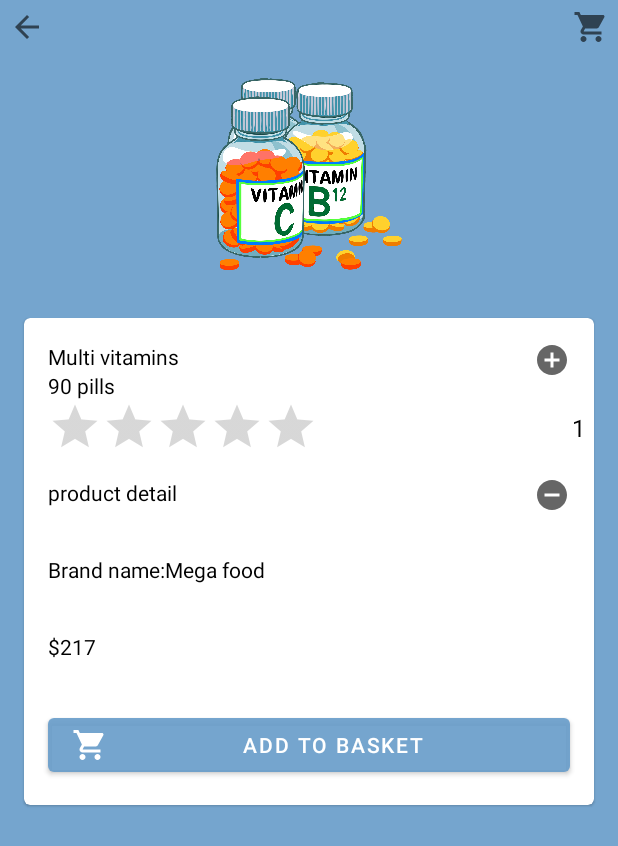
After one commit to DIT113-V22/group-12, an Android app: the layout activity_shop_detail.xml on its own in the app's theme, with its tools: preview values and no code run, on a phone screen of 412 x 824 dp. The commit adds this screen. Shown: the top 846 px of the screen. Run offline under Robolectric (Android 15) with nearby library versions, the phone set to English and light mode, and no system bars.

Commit message:
layout for categorising carEship products
This layout is the new version of displaying the products of the carEship

```diff
--- /dev/null
+++ b/CarEshipApp/app/src/main/res/drawable-v24/ic_baseline_add_circle_24.xml
@@ -0,0 +1,10 @@
+<vector xmlns:android="http://schemas.android.com/apk/res/android"
+    android:width="24dp"
+    android:height="24dp"
+    android:viewportWidth="24"
+    android:viewportHeight="24"
+    android:tint="?attr/colorControlNormal">
+  <path
+      android:fillColor="@android:color/white"
+      android:pathData="M12,2C6.48,2 2,6.48 2,12s4.48,10 10,10 10,-4.48 10,-10S17.52,2 12,2zM17,13h-4v4h-2v-4L7,13v-2h4L11,7h2v4h4v2z"/>
+</vector>
--- /dev/null
+++ b/CarEshipApp/app/src/main/res/drawable-v24/ic_baseline_arrow_back_24.xml
@@ -0,0 +1,11 @@
+<vector xmlns:android="http://schemas.android.com/apk/res/android"
+    android:width="24dp"
+    android:height="24dp"
+    android:viewportWidth="24"
+    android:viewportHeight="24"
+    android:tint="?attr/colorControlNormal"
+    android:autoMirrored="true">
+  <path
+      android:fillColor="@android:color/white"
+      android:pathData="M20,11H7.83l5.59,-5.59L12,4l-8,8 8,8 1.41,-1.41L7.83,13H20v-2z"/>
+</vector>
--- /dev/null
+++ b/CarEshipApp/app/src/main/res/drawable-v24/ic_baseline_remove_circle_24.xml
@@ -0,0 +1,10 @@
+<vector xmlns:android="http://schemas.android.com/apk/res/android"
+    android:width="24dp"
+    android:height="24dp"
+    android:viewportWidth="24"
+    android:viewportHeight="24"
+    android:tint="?attr/colorControlNormal">
+  <path
+      android:fillColor="@android:color/white"
+      android:pathData="M12,2C6.48,2 2,6.48 2,12s4.48,10 10,10 10,-4.48 10,-10S17.52,2 12,2zM17,13L7,13v-2h10v2z"/>
+</vector>
--- /dev/null
+++ b/CarEshipApp/app/src/main/res/drawable-v24/ic_baseline_shopping_cart_24.xml
@@ -0,0 +1,10 @@
+<vector xmlns:android="http://schemas.android.com/apk/res/android"
+    android:width="24dp"
+    android:height="24dp"
+    android:viewportWidth="24"
+    android:viewportHeight="24"
+    android:tint="?attr/colorControlNormal">
+  <path
+      android:fillColor="@android:color/white"
+      android:pathData="M7,18c-1.1,0 -1.99,0.9 -1.99,2S5.9,22 7,22s2,-0.9 2,-2 -0.9,-2 -2,-2zM1,2v2h2l3.6,7.59 -1.35,2.45c-0.16,0.28 -0.25,0.61 -0.25,0.96 0,1.1 0.9,2 2,2h12v-2L7.42,15c-0.14,0 -0.25,-0.11 -0.25,-0.25l0.03,-0.12 0.9,-1.63h7.45c0.75,0 1.41,-0.41 1.75,-1.03l3.58,-6.49c0.08,-0.14 0.12,-0.31 0.12,-0.48 0,-0.55 -0.45,-1 -1,-1L5.21,4l-0.94,-2L1,2zM17,18c-1.1,0 -1.99,0.9 -1.99,2s0.89,2 1.99,2 2,-0.9 2,-2 -0.9,-2 -2,-2z"/>
+</vector>
--- /dev/null
+++ b/CarEshipApp/app/src/main/res/layout/activity_shop_detail.xml
@@ -0,0 +1,145 @@
+<?xml version="1.0" encoding="utf-8"?>
+<RelativeLayout xmlns:android="http://schemas.android.com/apk/res/android"
+    xmlns:app="http://schemas.android.com/apk/res-auto"
+    xmlns:tools="http://schemas.android.com/tools"
+    android:layout_width="match_parent"
+    android:layout_height="match_parent"
+    android:background="@color/sky_blue"
+    tools:context=".ShopDetail">
+
+    <ImageButton
+        android:layout_width="wrap_content"
+        android:layout_height="wrap_content"
+        android:layout_margin="6dp"
+        android:src="@drawable/ic_baseline_arrow_back_24"
+        android:background="@null"/>
+
+    <ImageButton
+        android:id="@+id/image_shopping_shop_details"
+        android:layout_width="wrap_content"
+        android:layout_height="wrap_content"
+        android:layout_alignParentEnd="true"
+        android:layout_margin="6dp"
+        android:src="@drawable/ic_baseline_shopping_cart_24"
+        android:background="@null"
+        />
+    <ScrollView
+        android:id="@+id/scroll_view_shop_detail"
+        android:layout_width="match_parent"
+        android:layout_height="wrap_content"
+        android:layout_below="@id/image_shopping_shop_details">
+        <LinearLayout
+            android:layout_width="match_parent"
+            android:layout_height="wrap_content"
+            android:orientation="vertical">
+            <ImageView
+                android:id="@+id/image_shop_detail"
+                android:layout_width="128dp"
+                android:layout_height="128dp"
+                android:src="@drawable/vitamins"
+                android:layout_gravity="center"
+                android:layout_margin="16dp"/>
+            <com.google.android.material.card.MaterialCardView
+                android:id="@+id/card_shop_detail"
+                android:layout_width="match_parent"
+                android:layout_height="wrap_content"
+                android:layout_margin="16dp"
+                app:cardBackgroundColor="@color/white">
+<RelativeLayout
+    android:layout_width="match_parent"
+    android:layout_height="wrap_content">
+    <TextView
+        android:id="@+id/order_name_product_shop_detail"
+        android:layout_width="wrap_content"
+        android:layout_height="wrap_content"
+        android:text="@string/multi_vitamins"
+        android:textColor="@color/black"
+        android:layout_marginTop="16dp"
+        android:layout_marginStart="16dp"/>
+    <TextView
+        android:id="@+id/order_pills_product_shop_detail"
+        android:layout_width="wrap_content"
+        android:layout_height="wrap_content"
+        android:text="@string/pills_90"
+        android:textColor="@color/black"
+        android:layout_marginStart="16dp"
+        android:layout_below="@id/order_name_product_shop_detail"/>
+    <RatingBar
+        android:id="@+id/rat_shop_detail"
+        android:layout_width="wrap_content"
+        android:layout_height="wrap_content"
+        android:layout_marginStart="16dp"
+        android:layout_below="@id/order_pills_product_shop_detail"
+        style="@style/Widget.AppCompat.RatingBar.Indicator"/>
+    <ImageButton
+        android:id="@+id/image_add_shop_detail"
+        android:layout_width="wrap_content"
+        android:layout_height="wrap_content"
+        android:layout_margin="16dp"
+        android:layout_alignParentEnd="true"
+        android:src="@drawable/ic_baseline_add_circle_24"
+        android:background="@null"/>
+    <TextView
+        android:id="@+id/order_can_shop_detail"
+        android:layout_width="wrap_content"
+        android:layout_height="wrap_content"
+        android:text="1"
+        android:textSize="16dp"
+        android:textColor="@color/black"
+        android:layout_margin="6dp"
+        android:layout_below="@id/image_add_shop_detail"
+        android:layout_alignParentEnd="true"/>
+    <ImageButton
+        android:id="@+id/image_remove_shop_detail"
+        android:layout_width="wrap_content"
+        android:layout_height="wrap_content"
+        android:layout_alignParentEnd="true"
+        android:layout_margin="16dp"
+        android:layout_below="@id/order_can_shop_detail"
+        android:src="@drawable/ic_baseline_remove_circle_24"
+        android:background="@null"/>
+    <TextView
+        android:id="@+id/order_product_detail"
+        android:layout_margin="16dp"
+        android:layout_width="wrap_content"
+        android:layout_height="wrap_content"
+        android:text="@string/product_detail"
+        android:textColor="@color/black"
+        android:layout_below="@id/rat_shop_detail"/>
+
+    <TextView
+        android:id="@+id/order_info_shop_detail"
+        android:layout_width="wrap_content"
+        android:layout_height="wrap_content"
+        android:layout_below="@id/order_product_detail"
+        android:layout_marginStart="16dp"
+        android:layout_marginTop="16dp"
+        android:layout_marginEnd="16dp"
+        android:layout_marginBottom="16dp"
+        android:text="@string/info_detail"
+        android:textColor="@color/black" />
+    <TextView
+        android:id="@+id/order_final_price_product_shop_detail"
+        android:layout_width="wrap_content"
+        android:layout_height="wrap_content"
+        android:text="@string/final_price_217"
+        android:textColor="@color/black"
+        android:layout_margin="16dp"
+        android:layout_below="@id/order_info_shop_detail"/>
+<Button
+    android:id="@+id/btn_add_to_basket"
+    android:layout_width="match_parent"
+    android:layout_height="wrap_content"
+    android:layout_margin="16dp"
+    android:text="@string/add_to_basket"
+    android:layout_below="@id/order_final_price_product_shop_detail"
+    app:icon="@drawable/ic_baseline_shopping_cart_24"/>
+
+
+
+
+</RelativeLayout>
+            </com.google.android.material.card.MaterialCardView>
+        </LinearLayout>
+    </ScrollView>
+</RelativeLayout>
--- a/CarEshipApp/app/src/main/res/values/strings.xml
+++ b/CarEshipApp/app/src/main/res/values/strings.xml
@@ -30,4 +30,16 @@
     <string name="zip_code">Zip code</string>
     <string name="email">Type your email</string>
     <string name="send_verification_link">Send verification link</string>
+    <string name="medicine_care_ship">carEship</string>
+    <string name="search_medicine"> Search for medicine,other products</string>
+    <string name="category_list">products by category</string>
+    <string name="popular_products">Popular products</string>
+    <string name="medicines">Medicines</string>
+    <string name="multi_vitamins">Multi vitamins</string>
+    <string name="pills_90">90 pills</string>
+    <string name="final_price_217">$217</string>
+    <string name="test">Test</string>
+    <string name="add_to_basket">Add to basket</string>
+    <string name="info_detail">Brand name:Mega food</string>
+    <string name="product_detail">product detail</string>
 </resources>
```
Also changed, not shown: CarEshipApp/app/src/main/res/drawable-v24/backgorund_shop.xml (added, +10 -0 lines), CarEshipApp/app/src/main/res/drawable-v24/ic_baseline_favorite_border_24.xml (added, +10 -0 lines), CarEshipApp/app/src/main/res/drawable-v24/ic_baseline_menu_24.xml (added, +10 -0 lines), CarEshipApp/app/src/main/res/layout/activity_category_medicine.xml (added, +114 -0 lines), CarEshipApp/app/src/main/res/layout/activity_shop.xml (added, +130 -0 lines), CarEshipApp/app/src/main/res/layout/item_product.xml (added, +62 -0 lines), CarEshipApp/app/src/main/res/layout/order_item.xml (added, +23 -0 lines), CarEshipApp/app/src/main/res/drawable-v24/vitamins.png (added).
